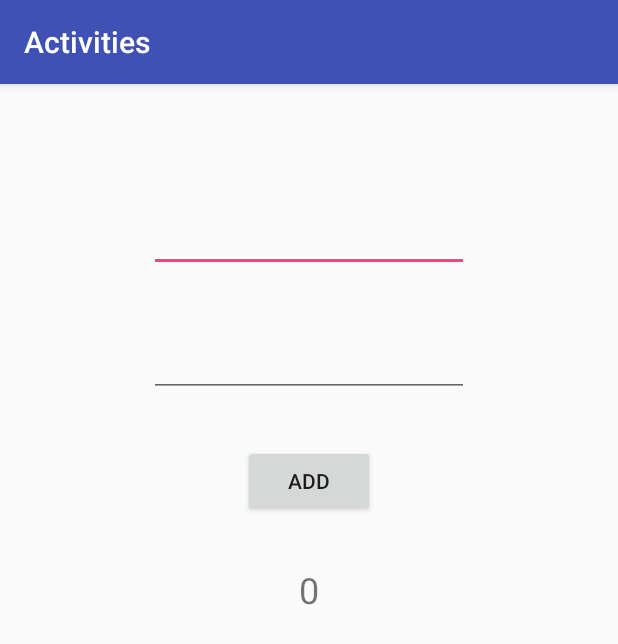
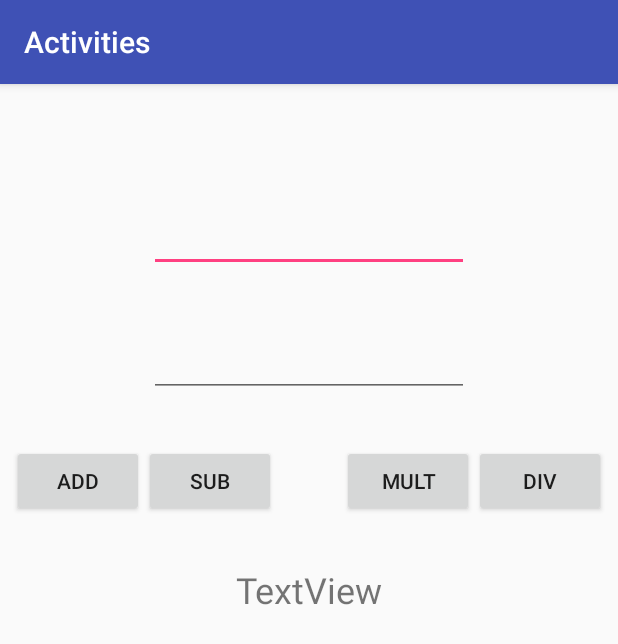
Before and after one commit to coding-blocks-archives/Pitampura_Android_2018_Spring, an Android app: the screen it shows after launch (MainActivity), after a tap on "ADD", on a phone screen of 412 x 824 dp. Shown: the top 644 px of the screen. Run offline under Robolectric (Android 15) with nearby library versions, the phone set to English and light mode, and no system bars.

Commit message:
all buttons + toast
Signed-off-by: Arnav Gupta <arnav@codingblocks.com>

```diff
--- a/Lecture02/Activities/app/src/main/java/com/codingblocks/activities/MainActivity.java
+++ b/Lecture02/Activities/app/src/main/java/com/codingblocks/activities/MainActivity.java
@@ -6,10 +6,11 @@ import android.view.View;
 import android.widget.Button;
 import android.widget.EditText;
 import android.widget.TextView;
+import android.widget.Toast;
 
-public class MainActivity extends AppCompatActivity {
+public class MainActivity extends AppCompatActivity implements View.OnClickListener {
     EditText etVar1, etVar2;
-    Button btnAdd;
+    Button btnAdd, btnSub, btnMult, btnDiv;
     TextView tvResult;
 
     @Override
@@ -20,18 +21,42 @@ public class MainActivity extends AppCompatActivity {
         etVar1 = findViewById(R.id.etVar1);
         etVar2 = findViewById(R.id.etVar2);
         btnAdd = findViewById(R.id.btnAdd);
+        btnSub = findViewById(R.id.btnSub);
+        btnMult = findViewById(R.id.btnMult);
+        btnDiv = findViewById(R.id.btnDiv);
         tvResult = findViewById(R.id.tvResult);
 
-        btnAdd.setOnClickListener(new View.OnClickListener() {
-            @Override
-            public void onClick(View v) {
-                int a = Integer.valueOf(etVar1.getText().toString());
-                int b = Integer.valueOf(etVar2.getText().toString());
-                int c = a + b;
-                tvResult.setText(String.valueOf(c));
-            }
-        });
+        btnAdd.setOnClickListener(this);
+        btnSub.setOnClickListener(this);
+        btnMult.setOnClickListener(this);
+        btnDiv.setOnClickListener(this);
 
 
     }
+
+    @Override
+    public void onClick(View v) {
+        try {
+            int a = Integer.valueOf(etVar1.getText().toString());
+            int b = Integer.valueOf(etVar2.getText().toString());
+            int c = 0;
+            switch (v.getId()) {
+                case R.id.btnAdd:
+                    c = a + b;
+                    break;
+                case R.id.btnSub:
+                    c = a - b;
+                    break;
+                case R.id.btnMult:
+                    c = a * b;
+                    break;
+                case R.id.btnDiv:
+                    c = a / b;
+                    break;
+            }
+            tvResult.setText(String.valueOf(c));
+        } catch (NumberFormatException | ArithmeticException e) {
+            Toast.makeText(this, "Wrong input or operation", Toast.LENGTH_SHORT).show();
+        }
+    }
 }
--- a/Lecture02/Activities/app/src/main/res/layout/activity_main.xml
+++ b/Lecture02/Activities/app/src/main/res/layout/activity_main.xml
@@ -31,11 +31,9 @@
         android:id="@+id/btnAdd"
         android:layout_width="wrap_content"
         android:layout_height="wrap_content"
-        android:layout_marginEnd="8dp"
         android:layout_marginStart="8dp"
         android:layout_marginTop="32dp"
         android:text="ADD"
-        app:layout_constraintEnd_toEndOf="parent"
         app:layout_constraintStart_toStartOf="parent"
         app:layout_constraintTop_toBottomOf="@+id/etVar2" />
 
@@ -50,4 +48,31 @@
         app:layout_constraintStart_toStartOf="parent"
         app:layout_constraintTop_toBottomOf="@+id/btnAdd" />
 
+    <Button
+        android:id="@+id/btnDiv"
+        android:layout_width="wrap_content"
+        android:layout_height="wrap_content"
+        android:layout_marginEnd="8dp"
+        android:layout_marginTop="32dp"
+        android:text="DIV"
+        app:layout_constraintEnd_toEndOf="parent"
+        app:layout_constraintTop_toBottomOf="@+id/etVar2" />
+
+    <Button
+        android:id="@+id/btnSub"
+        android:layout_width="wrap_content"
+        android:layout_height="wrap_content"
+        android:text="SUB"
+        app:layout_constraintStart_toEndOf="@id/btnAdd"
+        app:layout_constraintTop_toTopOf="@id/btnAdd" />
+
+    <Button
+        android:id="@+id/btnMult"
+        android:layout_width="wrap_content"
+        android:layout_height="wrap_content"
+        android:text="MULT"
+        app:layout_constraintEnd_toStartOf="@id/btnDiv"
+        app:layout_constraintTop_toTopOf="@id/btnDiv" />
+
+
 </android.support.constraint.ConstraintLayout>
```
